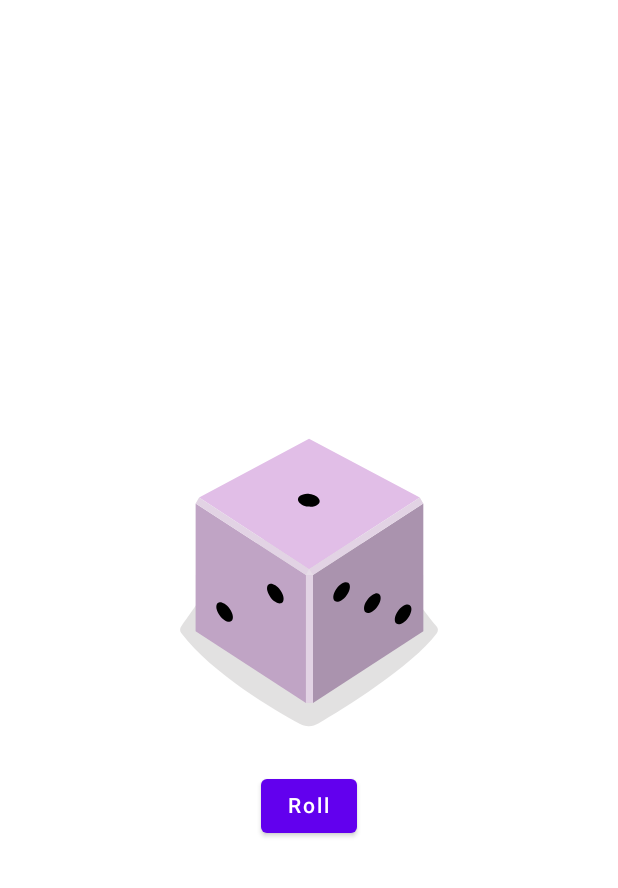
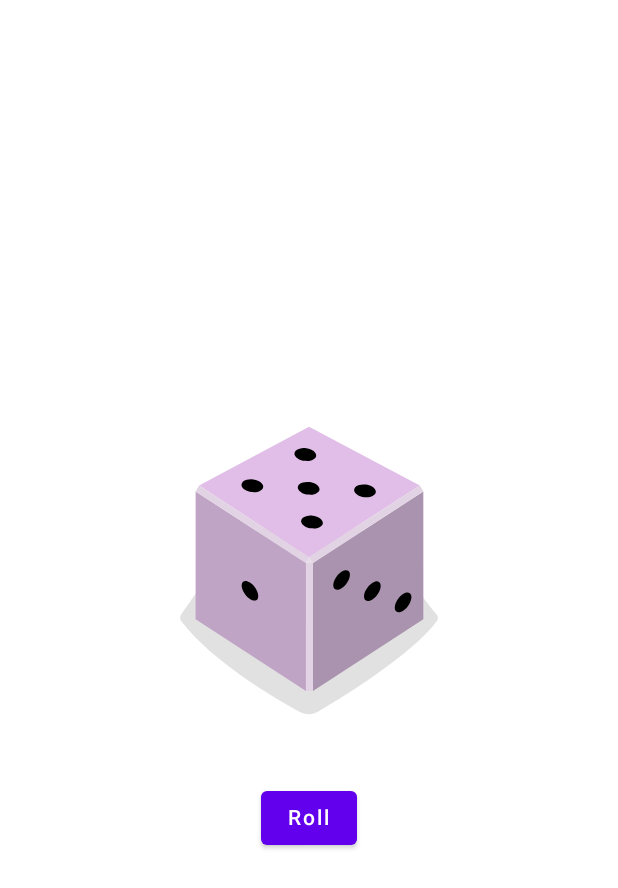
Before and after one commit to C-Annunziato/Dice-Roller-Compose, an Android app built with Jetpack Compose: the screen it shows after launch (MainActivity), after a tap on "Roll", on a phone screen of 412 x 824 dp. Shown: the top 888 px of the screen. Run offline under Robolectric (Android 15) with nearby library versions, the phone set to English and light mode, and no system bars.

Commit message:
app working

```diff
--- a/app/src/main/java/com/example/dicerollercompose/MainActivity.kt
+++ b/app/src/main/java/com/example/dicerollercompose/MainActivity.kt
@@ -4,20 +4,21 @@ import android.os.Bundle
 import androidx.activity.ComponentActivity
 import androidx.activity.compose.setContent
 import androidx.compose.foundation.Image
-import androidx.compose.foundation.layout.Column
-import androidx.compose.foundation.layout.fillMaxSize
-import androidx.compose.foundation.layout.wrapContentSize
+import androidx.compose.foundation.layout.*
 import androidx.compose.material.Button
 import androidx.compose.material.MaterialTheme
 import androidx.compose.material.Surface
 import androidx.compose.material.Text
-import androidx.compose.runtime.Composable
+import androidx.compose.runtime.*
+import androidx.compose.runtime.saveable.rememberSaveable
 import androidx.compose.ui.Alignment
 import androidx.compose.ui.Modifier
 import androidx.compose.ui.res.painterResource
 import androidx.compose.ui.res.stringResource
 import androidx.compose.ui.tooling.preview.Preview
+import androidx.compose.ui.unit.dp
 import com.example.dicerollercompose.ui.theme.DiceRollerComposeTheme
+import kotlin.random.Random
 
 class MainActivity : ComponentActivity() {
     override fun onCreate(savedInstanceState: Bundle?) {
@@ -47,9 +48,25 @@ fun DiceWithButtonAndImage(
         .fillMaxSize()
         .wrapContentSize(Alignment.Center)
 ) {
+
+    var result by rememberSaveable { mutableStateOf(1) }
+
+    val diceImage = when(result){
+        1 -> R.drawable.dice_1
+        2 -> R.drawable.dice_2
+        3 -> R.drawable.dice_3
+        4 -> R.drawable.dice_4
+        5 -> R.drawable.dice_5
+        6 -> R.drawable.dice_6
+        else -> {R.drawable.dice_4}
+    }
+
     Column(modifier = modifier, horizontalAlignment = Alignment.CenterHorizontally) {
-        Image(painter = painterResource(id = R.drawable.dice_1), contentDescription = "dice")
-        Button(onClick = {}) {
+        Image(painter = painterResource(id = diceImage), contentDescription = "dice")
+        Spacer(modifier = Modifier.height(16.dp))
+        Button(onClick = {
+            result = Random.nextInt(1, 7)
+        }) {
             Text(stringResource(id = R.string.roll))
         }
     }
```
